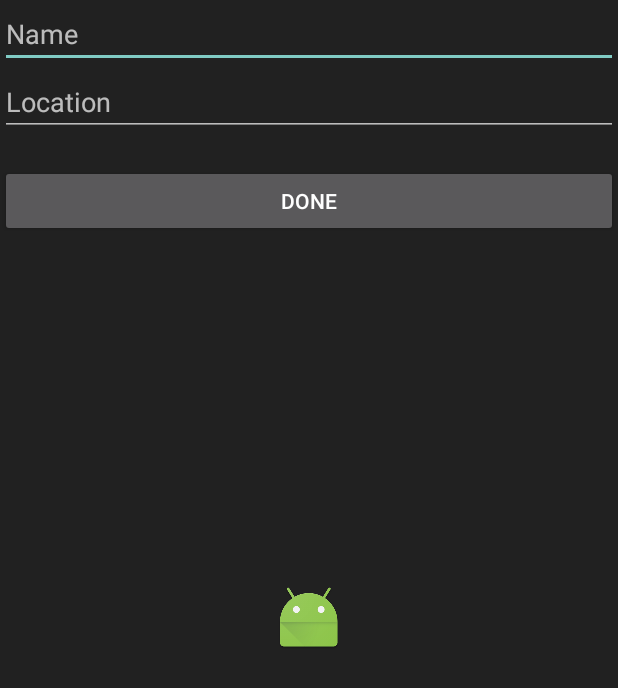
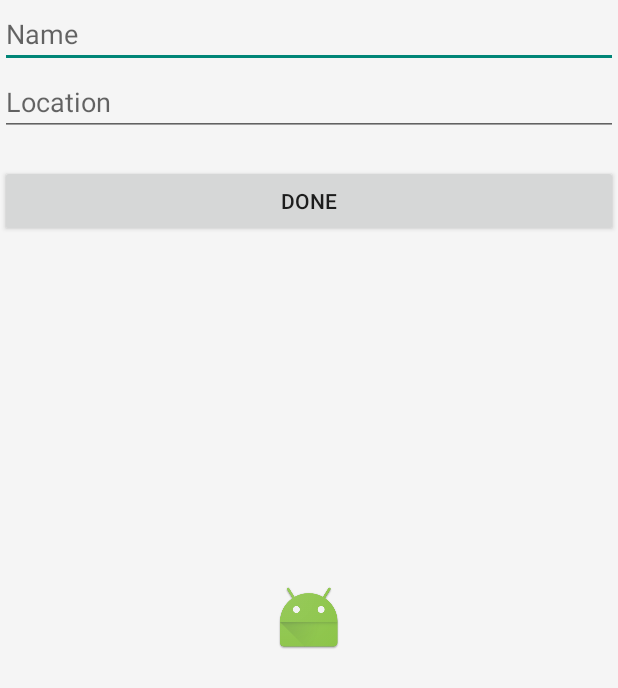
Before and after one commit to djeastm/triple_trivia, an Android app: the screen it shows after launch (SplashActivity), on a phone screen of 412 x 824 dp. Shown: the top 688 px of the screen. Run offline under Robolectric (Android 15) with nearby library versions, the phone set to English and light mode, and no system bars; 4 statements that could not run were skipped.

Commit message:
Change splash theme to light

```diff
--- a/app/src/main/res/values/styles.xml
+++ b/app/src/main/res/values/styles.xml
@@ -21,7 +21,7 @@
         <item name="android:textColor">@color/white</item>
         <item name="android:textAppearance">@style/TextAppearance.AppCompat.Large</item>
     </style>
-    <style name="SplashTheme" parent="Theme.AppCompat.NoActionBar">
+    <style name="SplashTheme" parent="Theme.AppCompat.Light.NoActionBar">
         <item name="android:windowBackground">@drawable/background_splash</item>
     </style>
 </resources>
```
